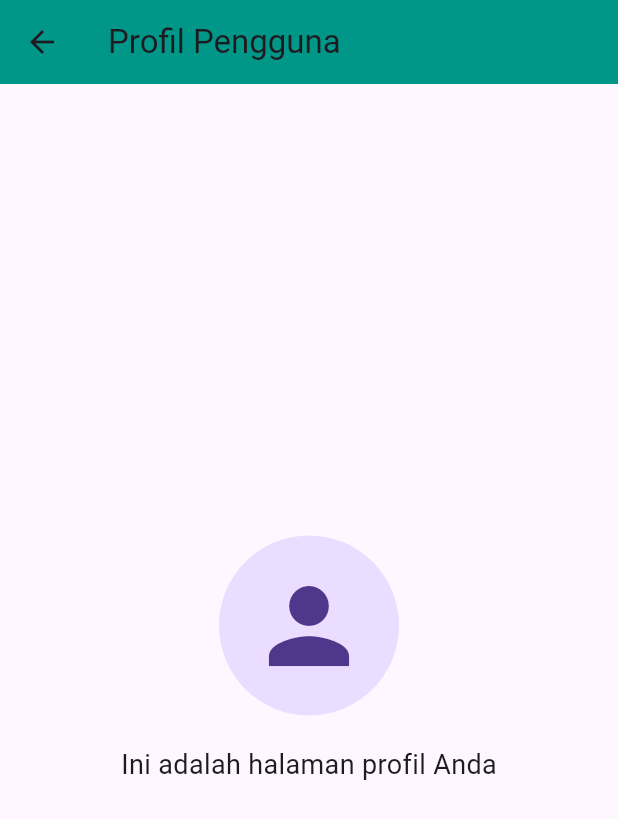
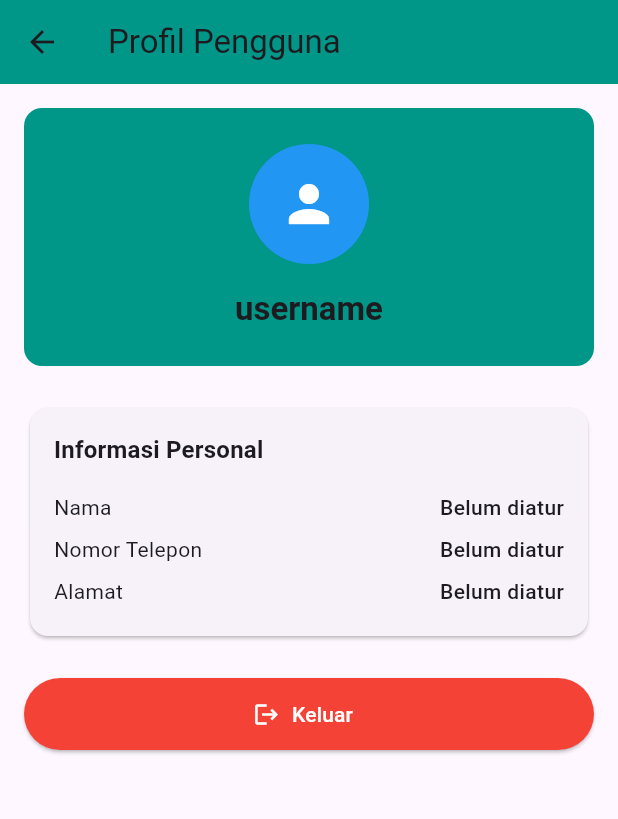
Before and after one commit to AzrilYusuf/itsnu_library_app, a Flutter app: the screen it shows after launch, item 5 of the bottom bar chosen, on a phone screen of 412 x 824 dp. Shown: the top 819 px of the screen. Run offline on Flutter 3.47's test engine with Material 3 defaults, Android fonts, the phone set to English and light mode, and no system bars; our stand-ins replace supabase_flutter; accounts and stored records are empty; network calls fail.

Commit message:
feat & refactor(main,screens,services): Remove dotenv, use hard code instead for connecting to database, and change HalamanUtama into HomeScreen; Change updateUserProfilePhoto logic, from storing filePath into fileUrl to database; Tidy up files hierarchy to be more maintainable; Make ProfileScreen to be StatefulWidget and add some user logic in it such as: get user data (fetching data from database), user log out, and add some UI and create some Widgets for displaying personal information and log out button (InfoCard, InfoCardItem, and ActionButton).

```diff
--- a/lib/screens/profile_screen.dart
+++ /dev/null
@@ -1,28 +0,0 @@
-import 'package:flutter/material.dart';
-
-class ProfileScreen extends StatelessWidget {
-  const ProfileScreen({super.key});
-
-  @override
-  Widget build(BuildContext context) {
-    return Scaffold(
-      appBar: AppBar(
-        title: const Text("Profil Pengguna"),
-        backgroundColor: Colors.teal,
-      ),
-      body: const Center(
-        child: Column(
-          mainAxisAlignment: MainAxisAlignment.center,
-          children: [
-            CircleAvatar(radius: 60, child: Icon(Icons.person, size: 80)),
-            SizedBox(height: 20),
-            Text(
-              "Ini adalah halaman profil Anda",
-              style: TextStyle(fontSize: 18),
-            ),
-          ],
-        ),
-      ),
-    );
-  }
-}
--- /dev/null
+++ b/lib/screens/profile_screen/action_button.dart
@@ -0,0 +1,33 @@
+import 'package:flutter/material.dart';
+
+class ActionButton extends StatelessWidget {
+  final IconData icon;
+  final String label;
+  final Color color;
+  final VoidCallback? onPressed;
+
+  const ActionButton({
+    required this.icon,
+    required this.label,
+    required this.color,
+    required this.onPressed,
+    super.key,
+  });
+
+  @override
+  Widget build(BuildContext context) {
+    return SizedBox(
+      width: double.infinity,
+      height: 48.0,
+      child: ElevatedButton.icon(
+        onPressed: onPressed,
+        icon: Icon(icon),
+        label: Text(label),
+        style: ElevatedButton.styleFrom(
+          backgroundColor: color,
+          foregroundColor: Colors.white,
+        ),
+      ),
+    );
+  }
+}
--- /dev/null
+++ b/lib/screens/profile_screen/info_card.dart
@@ -0,0 +1,30 @@
+import 'package:flutter/material.dart';
+
+class InfoCard extends StatelessWidget {
+  final String title;
+  final List<Widget> children;
+
+  const InfoCard({required this.title, required this.children, super.key});
+
+  @override
+  Widget build(BuildContext context) {
+    return Card(
+      child: Padding(
+        padding: const EdgeInsets.all(16.0),
+        child: Column(
+          crossAxisAlignment: CrossAxisAlignment.start,
+          children: [
+            Text(
+              title,
+              style: Theme.of(
+                context,
+              ).textTheme.titleMedium?.copyWith(fontWeight: FontWeight.bold),
+            ),
+            const SizedBox(height: 12.0),
+            ...children,
+          ],
+        ),
+      ),
+    );
+  }
+}
--- /dev/null
+++ b/lib/screens/profile_screen/info_card_item.dart
@@ -0,0 +1,27 @@
+import 'package:flutter/material.dart';
+
+class InfoCardItem extends StatelessWidget {
+  final String label;
+  final String value;
+
+  const InfoCardItem({required this.label, required this.value, super.key});
+
+  @override
+  Widget build(BuildContext context) {
+    return Padding(
+      padding: const EdgeInsets.symmetric(vertical: 4.0),
+      child: Row(
+        mainAxisAlignment: MainAxisAlignment.spaceBetween,
+        children: [
+          Text(label, style: Theme.of(context).textTheme.bodyMedium),
+          Text(
+            value,
+            style: Theme.of(
+              context,
+            ).textTheme.bodyMedium?.copyWith(fontWeight: FontWeight.w500),
+          ),
+        ],
+      ),
+    );
+  }
+}
--- /dev/null
+++ b/lib/screens/profile_screen/profile_screen.dart
@@ -0,0 +1,231 @@
+import 'package:flutter/material.dart';
+import 'package:itsnu_app/main.dart';
+import 'package:itsnu_app/screens/profile_screen/action_button.dart';
+import 'package:itsnu_app/screens/profile_screen/info_card.dart';
+import 'package:itsnu_app/screens/profile_screen/info_card_item.dart';
+import 'package:itsnu_app/services/supabase_user_service.dart';
+
+class ProfileScreen extends StatefulWidget {
+  const ProfileScreen({super.key});
+
+  @override
+  State<ProfileScreen> createState() => _ProfileScreenState();
+}
+
+class _ProfileScreenState extends State<ProfileScreen> {
+  final SupabaseUserService _supabaseUserService = SupabaseUserService();
+  bool _isLoading = false;
+
+  String get userEmail => _supabaseUserService.currentUser?.email ?? '';
+  String get userId => _supabaseUserService.currentUser?.id ?? '';
+  DateTime? get createdAt {
+    final String? createdAtString = _supabaseUserService.currentUser?.createdAt;
+    if (createdAtString == null) {
+      return null;
+    }
+    return DateTime.parse(createdAtString);
+  }
+
+  // Get user metadata
+  String? _getUserData(String key) {
+    final Map<String, dynamic>? metaData =
+        _supabaseUserService.currentUser?.userMetadata;
+    return metaData?[key]?.toString();
+  }
+
+  // Logout function
+  Future<void> _logOut() async {
+    final bool? confirmed = await showDialog<bool>(
+      context: context,
+      builder: (context) => AlertDialog(
+        title: const Text('Konfirmasi keluar'),
+        content: const Text('Apakah Anda yakin ingin keluar?'),
+        actions: [
+          TextButton(
+            style: TextButton.styleFrom(backgroundColor: Colors.grey),
+            onPressed: () => Navigator.of(context).pop(false),
+            child: const Text('Batal'),
+          ),
+
+          TextButton(
+            style: TextButton.styleFrom(backgroundColor: Colors.red),
+            onPressed: () => Navigator.of(
+              context,
+            ).pop(true), // .pop(true) is used to confirm logout
+            child: const Text('Keluar'),
+          ),
+        ],
+      ),
+    );
+
+    // Check if logout is confirmed
+    if (confirmed != true) return;
+
+    setState(() {
+      _isLoading = true;
+    });
+
+    try {
+      await _supabaseUserService.logOut();
+      if (mounted) {
+        // Navigate to login screen and clear all routes
+        Navigator.of(context).pushAndRemoveUntil(
+          MaterialPageRoute(
+            builder: (context) => const HomeScreen(),
+          ), // ! CHANGE ME
+          (route) => false, // Clear all routes
+        );
+      }
+    } catch (e) {
+      if (mounted) {
+        setState(() {
+          _isLoading = false;
+        });
+
+        ScaffoldMessenger.of(context).showSnackBar(
+          SnackBar(
+            content: Text('Gagal keluar: $e'),
+            backgroundColor: Colors.red,
+          ),
+        );
+      }
+    }
+  }
+
+  // Future<void> _deleteAccount() async {}
+
+  @override
+  Widget build(BuildContext context) {
+    return Scaffold(
+      appBar: AppBar(
+        title: const Text('Profil Pengguna'),
+        backgroundColor: Colors.teal,
+      ),
+      body: SingleChildScrollView(
+        padding: const EdgeInsets.all(16.0),
+        child: Column(
+          mainAxisAlignment: MainAxisAlignment.center,
+          children: [
+            Container(
+              width: double.infinity,
+              padding: const EdgeInsets.all(24.0),
+              decoration: BoxDecoration(
+                color: Colors.teal,
+                borderRadius: BorderRadius.circular(12.0),
+              ),
+              child: Column(
+                children: [
+                  Container(
+                    width: 80.0,
+                    height: 80.0,
+                    decoration: BoxDecoration(
+                      color: Colors.blue,
+                      borderRadius: BorderRadius.circular(40.0),
+                      // Set background image either from user metadata or default
+                      image: _getUserData('image_url') != null
+                          ? DecorationImage(
+                              image: NetworkImage(_getUserData('image_url')!),
+                              fit: BoxFit.cover,
+                            )
+                          : null,
+                    ),
+                    child: _getUserData('image_url') == null
+                        ? const Icon(
+                            Icons.person,
+                            size: 40.0,
+                            color: Colors.white,
+                          )
+                        : null,
+                  ),
+
+                  const SizedBox(height: 16),
+
+                  // Username or Email
+                  Text(
+                    'username', // !CHANGE
+                    style: Theme.of(context).textTheme.titleLarge?.copyWith(
+                      fontWeight: FontWeight.bold,
+                    ),
+                  ),
+
+                  // Show email if username is displayed
+                  if (_getUserData('name') != null) ...[
+                    // ... is used to expand the list
+                    const SizedBox(height: 4),
+                    Text(
+                      'email', // !CHANGE
+                      style: Theme.of(
+                        context,
+                      ).textTheme.bodyMedium?.copyWith(color: Colors.white),
+                    ),
+                  ],
+
+                  // Show joined date
+                  if (createdAt != null) ...[
+                    const SizedBox(height: 4.0),
+                    Text(
+                      'Bergabung : ${_formatDate(createdAt!)}',
+                      style: Theme.of(
+                        context,
+                      ).textTheme.bodySmall?.copyWith(color: Colors.white),
+                    ),
+                  ],
+                ],
+              ),
+            ),
+
+            const SizedBox(height: 24.0),
+
+            // Personal information
+            InfoCard(
+              title: 'Informasi Personal',
+              children: [
+                InfoCardItem(
+                  label: 'Nama',
+                  value: _getUserData('name') ?? 'Belum diatur',
+                ),
+                InfoCardItem(
+                  label: 'Nomor Telepon',
+                  value: _getUserData('phone') ?? 'Belum diatur',
+                ),
+                InfoCardItem(
+                  label: 'Alamat',
+                  value: _getUserData('address') ?? 'Belum diatur',
+                ),
+              ],
+            ),
+
+            SizedBox(height: 24.0),
+
+            // Log out button
+            ActionButton(
+              icon: Icons.logout,
+              label: 'Keluar',
+              color: Colors.red,
+              onPressed: _isLoading ? null : _logOut,
+            ),
+          ],
+        ),
+      ),
+    );
+  }
+
+  String _formatDate(DateTime date) {
+    final months = [
+      'Januari',
+      'Februari',
+      'Maret',
+      'April',
+      'Mei',
+      'Juni',
+      'Juli',
+      'Agustus',
+      'September',
+      'Oktober',
+      'November',
+      'Desember',
+    ];
+
+    return '${date.day} ${months[date.month - 1]} ${date.year}';
+  }
+}
```
Also changed, not shown: lib/main.dart (+12 -13 lines), lib/services/supabase_user_service.dart (+12 -8 lines), lib/screens/authors_screen/authors_screen.dart (renamed from lib/screens/authors_screen.dart), lib/screens/books_screen/books_screen.dart (renamed from lib/screens/books_screen.dart), lib/screens/category_screen/category_screen.dart (renamed from lib/screens/category_screen.dart), 2 other files.
